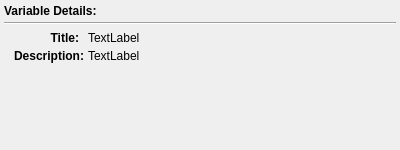
Before: the Qt Designer form designer/details.ui in DTOcean/dtocean-app, drawn with Qt 5.
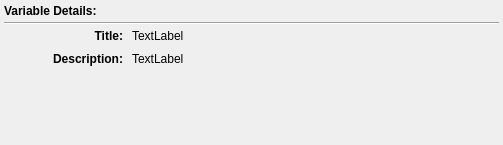
After: the same form once the commit is applied.

Commit message: Improve look and feel on high DPI windows 8 display. Needs tested on Windows 7.

```diff
--- a/designer/details.ui
+++ b/designer/details.ui
@@ -6,12 +6,12 @@
    <rect>
     <x>0</x>
     <y>0</y>
-    <width>400</width>
-    <height>150</height>
+    <width>503</width>
+    <height>145</height>
    </rect>
   </property>
   <property name="sizePolicy">
-   <sizepolicy hsizetype="Preferred" vsizetype="Expanding">
+   <sizepolicy hsizetype="Preferred" vsizetype="Preferred">
     <horstretch>0</horstretch>
     <verstretch>0</verstretch>
    </sizepolicy>
@@ -19,15 +19,24 @@
   <property name="windowTitle">
    <string>Details</string>
   </property>
-  <layout class="QVBoxLayout" name="verticalLayout">
+  <layout class="QVBoxLayout" name="verticalLayout_2">
    <property name="spacing">
     <number>4</number>
    </property>
+   <property name="sizeConstraint">
+    <enum>QLayout::SetDefaultConstraint</enum>
+   </property>
    <property name="margin">
     <number>4</number>
    </property>
    <item>
     <widget class="QLabel" name="headingLabel">
+     <property name="sizePolicy">
+      <sizepolicy hsizetype="Preferred" vsizetype="Fixed">
+       <horstretch>0</horstretch>
+       <verstretch>0</verstretch>
+      </sizepolicy>
+     </property>
      <property name="text">
       <string>&lt;html&gt;&lt;head/&gt;&lt;body&gt;&lt;p&gt;&lt;span style=&quot; font-weight:600;&quot;&gt;Variable Details:&lt;/span&gt;&lt;/p&gt;&lt;/body&gt;&lt;/html&gt;</string>
      </property>
@@ -44,14 +53,77 @@
     </widget>
    </item>
    <item>
+    <widget class="QScrollArea" name="scrollArea">
+     <property name="sizePolicy">
+      <sizepolicy hsizetype="Preferred" vsizetype="Preferred">
+       <horstretch>0</horstretch>
+       <verstretch>0</verstretch>
+      </sizepolicy>
+     </property>
+     <property name="frameShape">
+      <enum>QFrame::NoFrame</enum>
+     </property>
+     <property name="frameShadow">
+      <enum>QFrame::Raised</enum>
+     </property>
+     <property name="lineWidth">
+      <number>0</number>
+     </property>
+     <property name="horizontalScrollBarPolicy">
+      <enum>Qt::ScrollBarAlwaysOff</enum>
+     </property>
+     <property name="widgetResizable">
+      <bool>true</bool>
+     </property>
+     <property name="alignment">
+      <set>Qt::AlignLeading|Qt::AlignLeft|Qt::AlignTop</set>
+     </property>
+     <widget class="QWidget" name="scrollAreaWidgetContents">
+      <property name="geometry">
+       <rect>
+        <x>0</x>
+        <y>0</y>
+        <width>495</width>
+        <height>105</height>
+       </rect>
+      </property>
+      <property name="sizePolicy">
+       <sizepolicy hsizetype="Preferred" vsizetype="Preferred">
+        <horstretch>0</horstretch>
+        <verstretch>0</verstretch>
+       </sizepolicy>
+      </property>
+      <layout class="QVBoxLayout" name="verticalLayout">
+       <property name="spacing">
+        <number>0</number>
+       </property>
+       <property name="sizeConstraint">
+        <enum>QLayout::SetDefaultConstraint</enum>
+       </property>
+       <property name="margin">
+        <number>0</number>
+       </property>
+       <item>
     <layout class="QGridLayout" name="gridLayout">
-     <property name="topMargin">
-      <number>2</number>
+         <property name="sizeConstraint">
+          <enum>QLayout::SetDefaultConstraint</enum>
+         </property>
+         <property name="leftMargin">
+          <number>9</number>
+         </property>
+         <property name="rightMargin">
+          <number>9</number>
+         </property>
+         <property name="bottomMargin">
+          <number>0</number>
+         </property>
+         <property name="spacing">
+          <number>9</number>
      </property>
      <item row="0" column="0">
       <widget class="QLabel" name="staticLabel_1">
        <property name="sizePolicy">
-        <sizepolicy hsizetype="Fixed" vsizetype="Preferred">
+            <sizepolicy hsizetype="Preferred" vsizetype="Preferred">
          <horstretch>0</horstretch>
          <verstretch>0</verstretch>
         </sizepolicy>
@@ -72,7 +144,32 @@
         <string>Title:</string>
        </property>
        <property name="alignment">
-        <set>Qt::AlignRight|Qt::AlignTrailing|Qt::AlignVCenter</set>
+            <set>Qt::AlignRight|Qt::AlignTop|Qt::AlignTrailing</set>
+           </property>
+          </widget>
+         </item>
+         <item row="1" column="1">
+          <widget class="QLabel" name="descriptionLabel">
+           <property name="sizePolicy">
+            <sizepolicy hsizetype="Expanding" vsizetype="Preferred">
+             <horstretch>0</horstretch>
+             <verstretch>0</verstretch>
+            </sizepolicy>
+           </property>
+           <property name="minimumSize">
+            <size>
+             <width>0</width>
+             <height>0</height>
+            </size>
+           </property>
+           <property name="text">
+            <string>TextLabel</string>
+           </property>
+           <property name="alignment">
+            <set>Qt::AlignLeading|Qt::AlignLeft|Qt::AlignTop</set>
+           </property>
+           <property name="wordWrap">
+            <bool>true</bool>
        </property>
       </widget>
      </item>
@@ -93,6 +190,9 @@
        <property name="text">
         <string>TextLabel</string>
        </property>
+           <property name="wordWrap">
+            <bool>true</bool>
+           </property>
       </widget>
      </item>
      <item row="1" column="0">
@@ -105,7 +205,7 @@
        </property>
        <property name="minimumSize">
         <size>
-         <width>80</width>
+             <width>110</width>
          <height>0</height>
         </size>
        </property>
@@ -123,28 +223,6 @@
        </property>
       </widget>
      </item>
-     <item row="1" column="1">
-      <widget class="QLabel" name="descriptionLabel">
-       <property name="sizePolicy">
-        <sizepolicy hsizetype="Expanding" vsizetype="Preferred">
-         <horstretch>0</horstretch>
-         <verstretch>0</verstretch>
-        </sizepolicy>
-       </property>
-       <property name="minimumSize">
-        <size>
-         <width>0</width>
-         <height>0</height>
-        </size>
-       </property>
-       <property name="text">
-        <string>TextLabel</string>
-       </property>
-       <property name="wordWrap">
-        <bool>true</bool>
-       </property>
-      </widget>
-     </item>
     </layout>
    </item>
    <item>
@@ -155,10 +233,16 @@
      <property name="sizeHint" stdset="0">
       <size>
        <width>20</width>
-       <height>138</height>
+           <height>20</height>
       </size>
      </property>
     </spacer>
+       </item>
+      </layout>
+      <zorder>verticalSpacer</zorder>
+      <zorder></zorder>
+     </widget>
+    </widget>
    </item>
   </layout>
  </widget>
```
Lines whose indentation alone changed are shown as unchanged. The commit also changes 6 other files.
